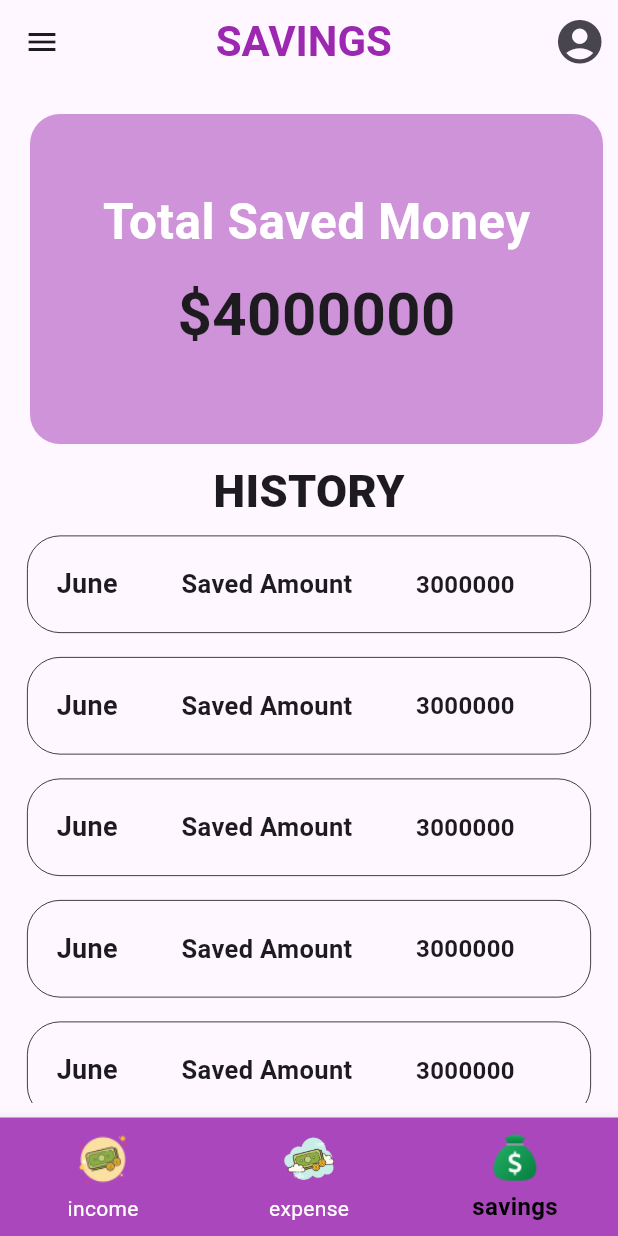
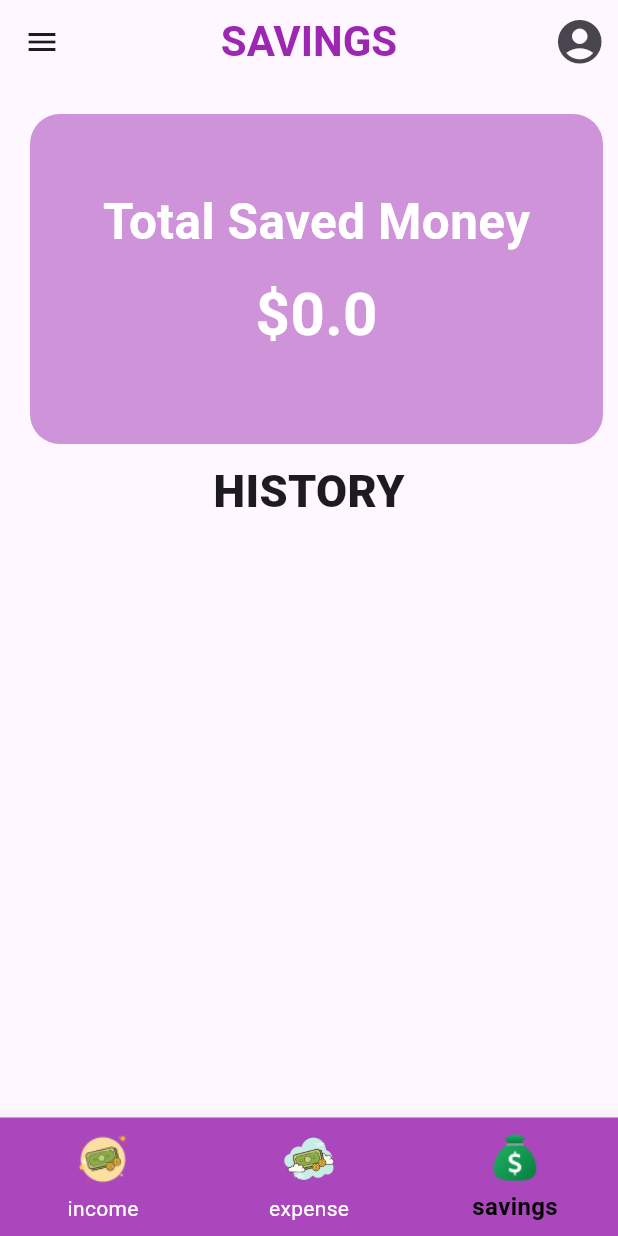
Before and after one commit to sohasara/Finace-App, a Flutter app: the screen it shows after launch, item 3 of the bottom bar chosen, on a phone screen of 412 x 824 dp. Run offline on Flutter 3.47's test engine with Material 3 defaults, Android fonts, the phone set to English and light mode, and no system bars; our stand-ins replace flutter_riverpod, flutter_slidable, hive_flutter; accounts and stored records are empty.

Commit message:
add savings

```diff
--- a/lib/state/saving_state.dart
+++ b/lib/state/saving_state.dart
@@ -0,0 +1,27 @@
+import 'package:finance_app/database/expense_model/expense_model.dart';
+import 'package:finance_app/database/income_model/income_model.dart';
+import 'package:flutter_riverpod/flutter_riverpod.dart';
+import 'package:hive_flutter/hive_flutter.dart';
+
+final savingsProvider = FutureProvider<double>((ref) async {
+  final incomeBox = await Hive.openBox<IncomeModel>('incomeBox');
+  final expenseBox = await Hive.openBox<ExpenseModel>('expenseBox');
+
+  double totalIncome =
+      incomeBox.values.fold(0.0, (sum, income) => sum + income.amount);
+  double totalExpenses =
+      expenseBox.values.fold(0.0, (sum, expense) => sum + expense.amount);
+
+  return totalIncome - totalExpenses;
+});
+
+final savingsHistoryProvider =
+    FutureProvider<List<Map<String, dynamic>>>((ref) async {
+  final historyBox = await Hive.openBox('savingsHistoryBox');
+  return historyBox.values
+      .map((e) => {
+            'month': e['month'] as String,
+            'amount': e['amount'] as double,
+          })
+      .toList();
+});
--- a/lib/ui/saving_page/saving.dart
+++ b/lib/ui/saving_page/saving.dart
@@ -1,11 +1,16 @@
+import 'package:finance_app/state/saving_state.dart';
 import 'package:finance_app/ui/saving_page/saving_history.dart';
 import 'package:flutter/material.dart';
+import 'package:flutter_riverpod/flutter_riverpod.dart';
 
-class Savings extends StatelessWidget {
+class Savings extends ConsumerWidget {
   const Savings({super.key});
 
   @override
-  Widget build(BuildContext context) {
+  Widget build(BuildContext context, WidgetRef ref) {
+    final savingsAsyncValue = ref.watch(savingsProvider);
+    final savingsHistoryAsyncValue = ref.watch(savingsHistoryProvider);
+
     return Scaffold(
       drawer: const Drawer(),
       appBar: AppBar(
@@ -20,7 +25,7 @@ class Savings extends StatelessWidget {
         ],
         centerTitle: true,
         title: const Text(
-          'SAVINGS ',
+          'SAVINGS',
           style: TextStyle(
             color: Colors.purple,
             fontWeight: FontWeight.bold,
@@ -33,10 +38,7 @@ class Savings extends StatelessWidget {
         child: Column(
           children: [
             Padding(
-              padding: const EdgeInsets.only(
-                left: 10.0,
-                top: 10,
-              ),
+              padding: const EdgeInsets.only(left: 10.0, top: 10),
               child: Container(
                 padding: const EdgeInsets.all(8),
                 height: 220,
@@ -45,13 +47,11 @@ class Savings extends StatelessWidget {
                   color: Colors.purple[200],
                   borderRadius: BorderRadius.circular(20),
                 ),
-                child: const Column(
-                  //crossAxisAlignment: CrossAxisAlignment.start,
+                child: savingsAsyncValue.when(
+                  data: (savings) => Column(
                     children: [
-                    SizedBox(
-                      height: 40,
-                    ),
-                    Text(
+                      const SizedBox(height: 40),
+                      const Text(
                         'Total Saved Money',
                         style: TextStyle(
                           fontSize: 33,
@@ -59,37 +59,45 @@ class Savings extends StatelessWidget {
                           color: Colors.white,
                         ),
                       ),
-                    SizedBox(
-                      height: 10,
-                    ),
+                      const SizedBox(height: 10),
                       Text(
-                      '\$4000000',
-                      style: TextStyle(
+                        '\$${savings.toStringAsFixed(1)}',
+                        style: const TextStyle(
                           fontSize: 40,
                           fontWeight: FontWeight.bold,
+                          color: Colors.white,
                         ),
                       ),
                     ],
                   ),
+                  loading: () =>
+                      const Center(child: CircularProgressIndicator()),
+                  error: (err, stack) => Text('Error: $err'),
                 ),
               ),
-            const SizedBox(
-              height: 10,
             ),
+            const SizedBox(height: 10),
             const Text(
               'HISTORY',
               style: TextStyle(
                 fontSize: 30,
                 fontWeight: FontWeight.w900,
-                //color: Colors.purple[600],
               ),
             ),
             Expanded(
-              child: ListView.builder(
-                itemCount: 7,
+              child: savingsHistoryAsyncValue.when(
+                data: (historyList) => ListView.builder(
+                  itemCount: historyList.length,
                   itemBuilder: (context, index) {
-                  return const HistorySaaving();
+                    final historyItem = historyList[index];
+                    return HistorySaaving(
+                      month: historyItem['month'],
+                      savedAmount: historyItem['amount'],
+                    );
                   },
+                ),
+                loading: () => const Center(child: CircularProgressIndicator()),
+                error: (err, stack) => Text('Error: $err'),
               ),
             ),
           ],
--- a/lib/ui/saving_page/saving_history.dart
+++ b/lib/ui/saving_page/saving_history.dart
@@ -1,7 +1,14 @@
 import 'package:flutter/material.dart';
 
 class HistorySaaving extends StatelessWidget {
-  const HistorySaaving({super.key});
+  final String month;
+  final double savedAmount;
+
+  const HistorySaaving({
+    super.key,
+    required this.month,
+    required this.savedAmount,
+  });
 
   @override
   Widget build(BuildContext context) {
@@ -13,43 +20,35 @@ class HistorySaaving extends StatelessWidget {
         height: 65,
         decoration: BoxDecoration(
           border: Border.all(width: .5),
-          borderRadius: BorderRadius.circular(
-            22,
-          ),
+          borderRadius: BorderRadius.circular(22),
         ),
-        child: const Row(
+        child: Row(
           mainAxisAlignment: MainAxisAlignment.spaceEvenly,
           children: [
             Text(
-              'June',
-              style: TextStyle(
+              month,
+              style: const TextStyle(
                 fontSize: 18,
                 fontWeight: FontWeight.bold,
               ),
             ),
-            SizedBox(
-              width: 20,
-            ),
-            Text(
+            const SizedBox(width: 20),
+            const Text(
               'Saved Amount',
               style: TextStyle(
                 fontSize: 17,
                 fontWeight: FontWeight.bold,
               ),
             ),
-            SizedBox(
-              width: 20,
-            ),
+            const SizedBox(width: 20),
             Text(
-              '3000000',
-              style: TextStyle(
+              '\$$savedAmount',
+              style: const TextStyle(
                 fontSize: 16,
                 fontWeight: FontWeight.bold,
               ),
             ),
-            SizedBox(
-              width: 20,
-            ),
+            const SizedBox(width: 20),
           ],
         ),
       ),
```
Lines whose indentation alone changed are shown as unchanged.
